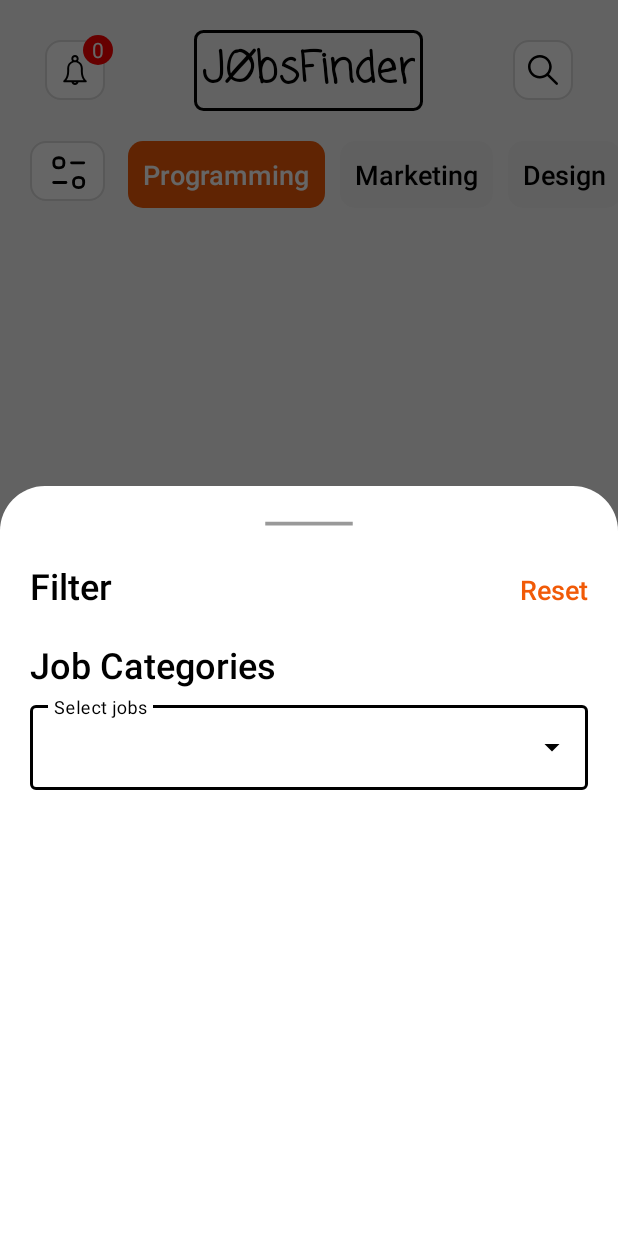
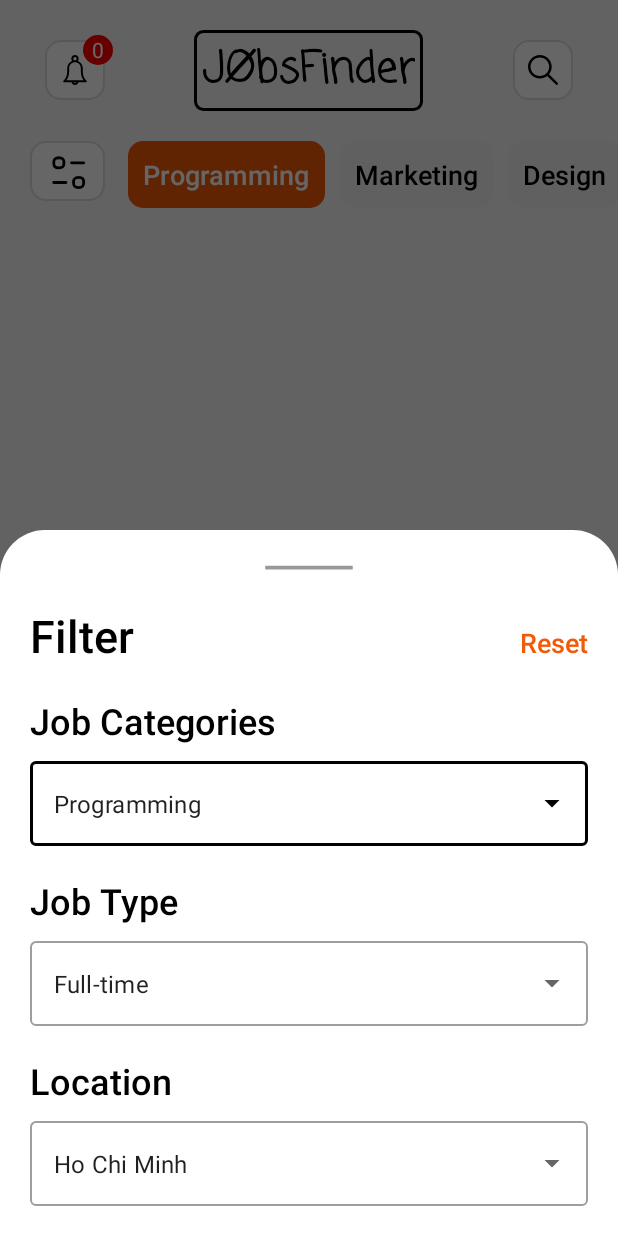
Before and after one commit to maidzui123/JobsFinderApp, an Android app: the screen it shows after launch (MainActivity), after a tap on an icon or button, on a phone screen of 412 x 824 dp. Run offline under Robolectric (Android 15) with nearby library versions, the phone set to English and light mode, and no system bars.

Commit message:
dropdown sheet

```diff
--- a/app/src/main/java/com/example/jobfinderapp/BottomSheet.java
+++ b/app/src/main/java/com/example/jobfinderapp/BottomSheet.java
@@ -4,33 +4,32 @@ import android.os.Bundle;
 import android.view.LayoutInflater;
 import android.view.View;
 import android.view.ViewGroup;
-import android.widget.AdapterView;
 import android.widget.ArrayAdapter;
 import android.widget.AutoCompleteTextView;
-import android.widget.Toast;
 
 import androidx.annotation.NonNull;
 import androidx.annotation.Nullable;
+import androidx.fragment.app.Fragment;
 
-import com.google.android.material.bottomsheet.BottomSheetDialogFragment;
 
-public class BottomSheet extends BottomSheetDialogFragment {
+public class BottomSheet extends Fragment {
     String[] job_items = {"Programming", "Marketing", "Design", "Healthcare"};
     AutoCompleteTextView autoCompleteTxt;
+    ArrayAdapter<String> adapterItems;
     private View mView;
+    public BottomSheet() {
+        // Required empty public constructor
+    }
     @Override
-    public View onCreateView(@NonNull LayoutInflater inflater, @Nullable ViewGroup container, @Nullable Bundle savedInstanceState) {
-         mView = inflater.inflate(R.layout.bottom_sheet_dialog,container, false);
-         autoCompleteTxt = mView.findViewById(R.id.autoCompleteTxt);
-         ArrayAdapter<String> adapterItems = new ArrayAdapter<String>(getActivity(), R.layout.job_dropdown_item, job_items);
-         autoCompleteTxt.setAdapter(adapterItems);
-         autoCompleteTxt.setOnItemClickListener(new AdapterView.OnItemClickListener() {
-            @Override
-            public void onItemClick(AdapterView<?> parent, View view, int position, long id) {
-                String item = parent.getItemAtPosition(position).toString();
-                Toast.makeText(getActivity(), "Item: " + item, Toast.LENGTH_SHORT).show();
-            }
-         });
-         return mView;
+    public View onCreateView(LayoutInflater inflater, ViewGroup container,
+                             Bundle savedInstanceState) {
+        mView = inflater.inflate(R.layout.bottom_sheet_dialog, container, false);
+        autoCompleteTxt = mView.findViewById(R.id.autoCompleteTxt);
+        adapterItems = new ArrayAdapter<String>(getActivity(), R.layout.job_dropdown_item, job_items);
+        autoCompleteTxt.setAdapter(adapterItems);
+
+        return mView;
     }
+
+
 }
--- a/app/src/main/java/com/example/jobfinderapp/HomeFragment.java
+++ b/app/src/main/java/com/example/jobfinderapp/HomeFragment.java
@@ -12,8 +12,11 @@ import android.view.LayoutInflater;
 import android.view.View;
 import android.view.ViewGroup;
 import android.view.Window;
+import android.widget.ArrayAdapter;
+import android.widget.AutoCompleteTextView;
 import android.widget.Button;
 import android.widget.ImageButton;
+import android.widget.LinearLayout;
 
 import com.google.android.material.bottomsheet.BottomSheetDialog;
 
@@ -24,27 +27,39 @@ public class HomeFragment extends Fragment {
     }
     private ImageButton ibHomeFilter;
     private View mView;
+    private LinearLayout lnBottomSheetContainer;
+
+    String[] job_items = {"Programming", "Marketing", "Design", "Healthcare"};
+    AutoCompleteTextView autoCompleteTxt;
+    ArrayAdapter<String> adapterItems;
     @Override
     public View onCreateView(LayoutInflater inflater, ViewGroup container,
                              Bundle savedInstanceState) {
         mView = inflater.inflate(R.layout.fragment_home, container, false);
         ibHomeFilter = mView.findViewById(R.id.ibHomeFilter);
+        lnBottomSheetContainer = mView.findViewById(R.id.lnBottomSheetContainer);
+        autoCompleteTxt = mView.findViewById(R.id.autoCompleteTxt);
+        adapterItems = new ArrayAdapter<String>(getActivity(), R.layout.job_dropdown_item, job_items);
+        autoCompleteTxt.setAdapter(adapterItems);
         ibHomeFilter.setOnClickListener(new View.OnClickListener() {
             @Override
             public void onClick(View v) {
-                showDialog();
+                final BottomSheetDialog bottomSheetDialog = new BottomSheetDialog(getActivity(), R.style.BottomSheetDialogTheme);
+                View bottomSheetView = LayoutInflater.from(getContext()).inflate(R.layout.bottom_sheet_dialog, lnBottomSheetContainer);
+                bottomSheetDialog.setContentView(bottomSheetView);
+                bottomSheetDialog.show();
             }
         });
         return mView;
     }
-    private void showDialog() {
-        final Dialog dialog = new Dialog(getActivity());
-        dialog.requestWindowFeature(Window.FEATURE_NO_TITLE);
-        dialog.setContentView(R.layout.bottom_sheet_dialog);
-        dialog.show();
-        dialog.getWindow().setLayout(ViewGroup.LayoutParams.MATCH_PARENT,ViewGroup.LayoutParams.WRAP_CONTENT);
-        dialog.getWindow().setBackgroundDrawable(new ColorDrawable(Color.TRANSPARENT));
-        dialog.getWindow().getAttributes().windowAnimations = R.style.DialogAnimation;
-        dialog.getWindow().setGravity(Gravity.BOTTOM);
-    }
+//    private void showDialog() {
+//        final Dialog dialog = new Dialog(getActivity());
+//        dialog.requestWindowFeature(Window.FEATURE_NO_TITLE);
+//        dialog.setContentView(R.layout.bottom_sheet_dialog);
+//        dialog.show();
+//        dialog.getWindow().setLayout(ViewGroup.LayoutParams.MATCH_PARENT,ViewGroup.LayoutParams.WRAP_CONTENT);
+//        dialog.getWindow().setBackgroundDrawable(new ColorDrawable(Color.TRANSPARENT));
+//        dialog.getWindow().getAttributes().windowAnimations = R.style.DialogAnimation;
+//        dialog.getWindow().setGravity(Gravity.BOTTOM);
+//    }
 }
--- a/app/src/main/res/layout/bottom_sheet_dialog.xml
+++ b/app/src/main/res/layout/bottom_sheet_dialog.xml
@@ -1,5 +1,7 @@
 <?xml version="1.0" encoding="utf-8"?>
 <LinearLayout xmlns:android="http://schemas.android.com/apk/res/android"
+    xmlns:app="http://schemas.android.com/apk/res-auto"
+    android:id="@+id/lnBottomSheetContainer"
     android:layout_width="match_parent"
     android:layout_height="500dp"
     android:background="@drawable/bottom_dialog_bg"
@@ -18,7 +20,7 @@
             android:layout_height="wrap_content"
             android:text="Filter"
             android:textStyle="bold"
-            android:textSize="24sp"
+            android:textSize="30sp"
             android:textColor="@color/black"
             android:fontFamily="sans-serif-light"
             android:layout_weight="1"
@@ -46,22 +48,86 @@
             android:textSize="24sp"
             android:textColor="@color/black"
             android:fontFamily="sans-serif-light"
-            android:layout_weight="1"
             />
         <com.google.android.material.textfield.TextInputLayout
             style="@style/Widget.MaterialComponents.TextInputLayout.OutlinedBox.ExposedDropdownMenu"
             android:layout_width="match_parent"
             android:layout_height="wrap_content"
             android:layout_marginTop="5dp"
-            android:hint="Select jobs"
             >
             <AutoCompleteTextView
                 android:id="@+id/autoCompleteTxt"
                 android:layout_width="match_parent"
                 android:layout_height="match_parent"
                 android:inputType="none"
+                android:text="Programming"
                 />
         </com.google.android.material.textfield.TextInputLayout>
 
     </LinearLayout>
+    <LinearLayout
+        android:layout_width="match_parent"
+        android:layout_height="wrap_content"
+        android:orientation="vertical"
+        android:padding="10dp">
+        <TextView
+            android:layout_width="wrap_content"
+            android:layout_height="wrap_content"
+            android:text="Job Type"
+            android:textStyle="bold"
+            android:textSize="24sp"
+            android:textColor="@color/black"
+            android:fontFamily="sans-serif-light"
+            />
+        <com.google.android.material.textfield.TextInputLayout
+            style="@style/Widget.MaterialComponents.TextInputLayout.OutlinedBox.ExposedDropdownMenu"
+            android:layout_width="match_parent"
+            android:layout_height="wrap_content"
+            android:layout_marginTop="5dp"
+
+            >
+            <AutoCompleteTextView
+                android:id="@+id/autoCompleteTxt1"
+                android:layout_width="match_parent"
+                android:layout_height="match_parent"
+                android:inputType="none"
+                android:text="Full-time"
+
+                />
+        </com.google.android.material.textfield.TextInputLayout>
+
+    </LinearLayout>
+    <LinearLayout
+        android:layout_width="match_parent"
+        android:layout_height="wrap_content"
+        android:orientation="vertical"
+        android:padding="10dp">
+        <TextView
+            android:layout_width="wrap_content"
+            android:layout_height="wrap_content"
+            android:text="Location"
+            android:textStyle="bold"
+            android:textSize="24sp"
+            android:textColor="@color/black"
+            android:fontFamily="sans-serif-light"
+            />
+        <com.google.android.material.textfield.TextInputLayout
+            style="@style/Widget.MaterialComponents.TextInputLayout.OutlinedBox.ExposedDropdownMenu"
+            android:layout_width="match_parent"
+            android:layout_height="wrap_content"
+            android:layout_marginTop="5dp"
+
+            >
+            <AutoCompleteTextView
+                android:id="@+id/autoCompleteTxt2"
+                android:layout_width="match_parent"
+                android:layout_height="match_parent"
+                android:inputType="none"
+                android:text="Ho Chi Minh"
+
+                />
+        </com.google.android.material.textfield.TextInputLayout>
+
+    </LinearLayout>
+
 </LinearLayout>
--- a/app/src/main/res/layout/fragment_home.xml
+++ b/app/src/main/res/layout/fragment_home.xml
@@ -146,6 +146,21 @@
             android:textColor="@color/black"
             android:textStyle="bold"
             android:layout_centerInParent="true"/>
+        <com.google.android.material.textfield.TextInputLayout
+            style="@style/Widget.MaterialComponents.TextInputLayout.OutlinedBox.ExposedDropdownMenu"
+            android:layout_width="match_parent"
+            android:layout_height="wrap_content"
+            android:layout_marginTop="5dp"
+            android:hint="Select jobs"
+            android:layout_alignParentBottom="true"
+            >
+            <AutoCompleteTextView
+                android:id="@+id/autoCompleteTxt"
+                android:layout_width="match_parent"
+                android:layout_height="match_parent"
+                android:inputType="none"
+                />
+        </com.google.android.material.textfield.TextInputLayout>
     </RelativeLayout>
 
 </FrameLayout>
--- a/app/src/main/res/values/themes.xml
+++ b/app/src/main/res/values/themes.xml
@@ -13,9 +13,12 @@
         <item name="android:statusBarColor" tools:targetApi="l">?attr/colorPrimaryVariant</item>
         <!-- Customize your theme here. -->
     </style>
-    <style name="DialogAnimation">
-        <item name="android:windowEnterAnimation">@anim/slide_in_bottom</item>
-        <item name="android:windowExitAnimation">@anim/slide_out_bottom</item>
+    <style name="BottomSheetDialogTheme" parent="Theme.Design.Light.BottomSheetDialog">
+        <item name="bottomSheetStyle">@style/BottomSheetStyle</item>
+    </style>
+
+    <style name="BottomSheetStyle" parent="Widget.Design.BottomSheet.Modal">
+        <item name="android:background">@android:color/transparent</item>
     </style>
 
 </resources>
```
